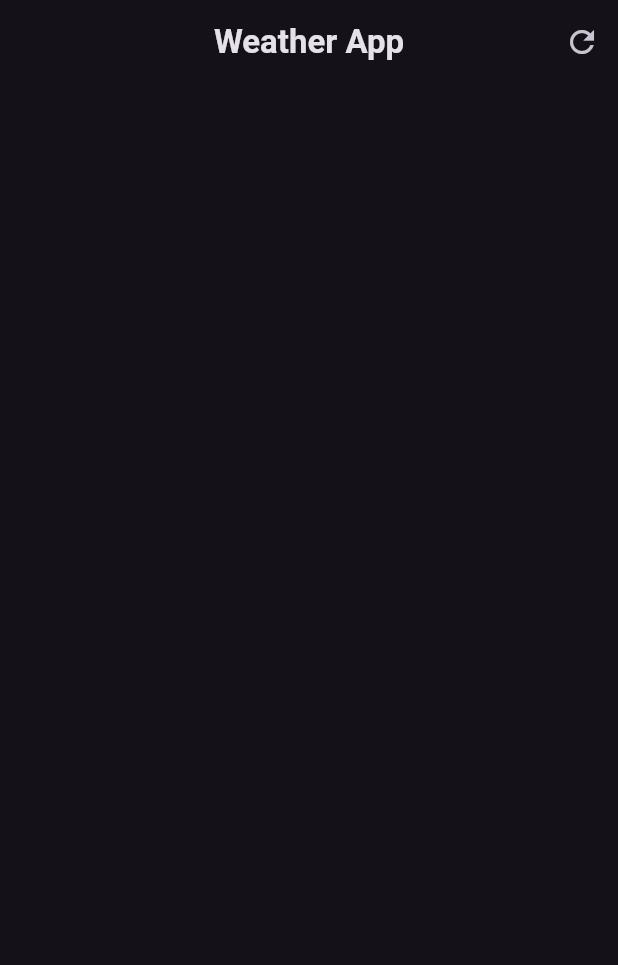
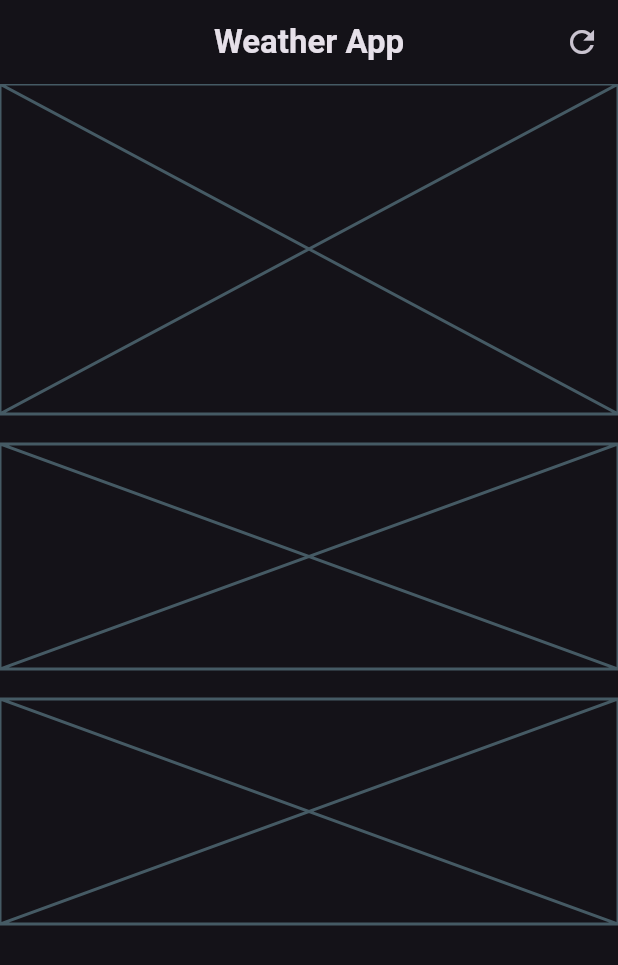
Before and after one commit to Taoheedoh/weather_app, a Flutter app: the screen it shows after launch, on a phone screen of 412 x 824 dp. Shown: the top 965 px of the screen. Run offline on Flutter 3.47's test engine with Material 3 defaults, Android fonts, the phone set to English and light mode, and no system bars.

Commit message:
create app framework

```diff
--- a/lib/weatherscreen.dart
+++ b/lib/weatherscreen.dart
@@ -21,6 +21,27 @@ class WeatherScreen extends StatelessWidget {
           ),
         ],
       ),
+
+      body:const Column(
+        children: [
+          // main card
+           Placeholder(
+            fallbackHeight: 220,
+           ),
+
+          SizedBox(height: 20,),
+          // weather forecast card
+          Placeholder(
+            fallbackHeight: 150,
+          ),
+
+          SizedBox(height: 20,),
+          // additional information
+          Placeholder(
+            fallbackHeight: 150,
+          ),
+        ],
+      ),
     );
   }
 }
```
